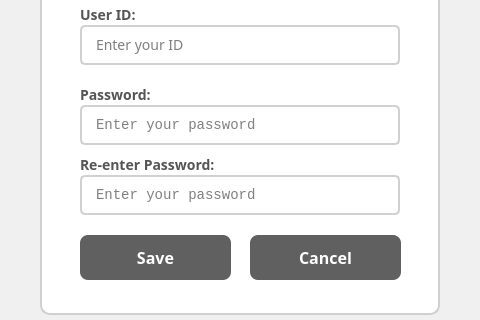
Qt form ui/Settings/AccountPwEditViewWindow.ui (eguruno1/calth_reader) before a commit; both pictures show x 272 to 752 and y 160 to 480 of the 1024 by 600 pixel window.
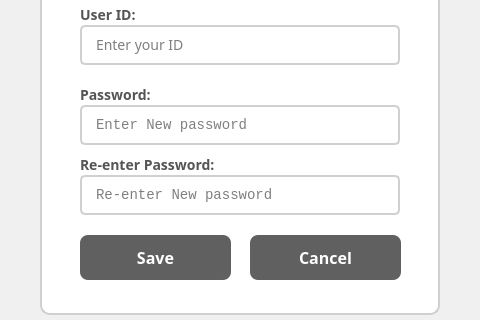
The same form after that commit. Icons and pictures are not drawn.

The edit to the form file:
```diff
--- a/ui/Settings/AccountPwEditViewWindow.ui
+++ b/ui/Settings/AccountPwEditViewWindow.ui
@@ -547,7 +547,7 @@
       <enum>QLineEdit::Password</enum>
      </property>
      <property name="placeholderText">
-      <string>Enter your password</string>
+      <string>Enter New password</string>
      </property>
     </widget>
     <widget class="QPushButton" name="pushButton_save">
@@ -646,7 +646,7 @@
       <enum>QLineEdit::Password</enum>
      </property>
      <property name="placeholderText">
-      <string>Enter your password</string>
+      <string>Re-enter New password</string>
      </property>
     </widget>
     <widget class="QPushButton" name="pushButton_cancel">
```
Left out of the diff: 2 changed lines with no effect on the pictures.
